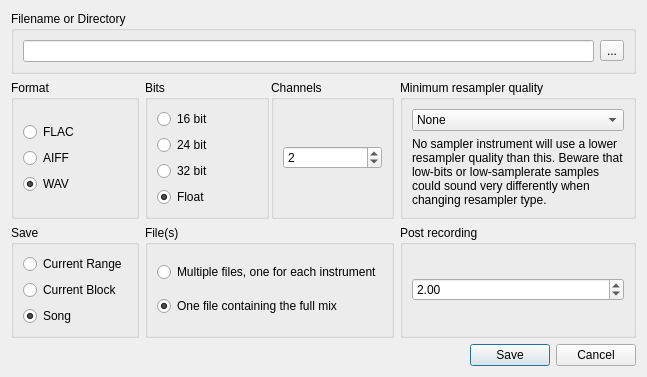
The window that Qt/qt4_soundfilesaver_widget.ui (kmatheussen/radium) describes before a commit, drawn with Qt 5.
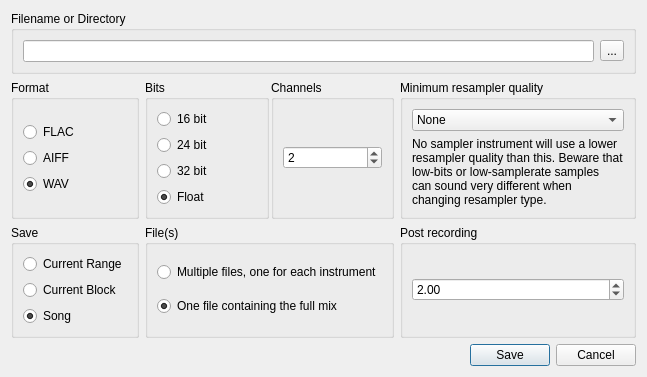
The same window after the commit.

Commit message: Soundfilesaver: "could sound very differently" -> "can sound very different"

Patch:
```diff
--- a/Qt/qt4_soundfilesaver_widget.ui
+++ b/Qt/qt4_soundfilesaver_widget.ui
@@ -7,7 +7,7 @@
     <x>0</x>
     <y>0</y>
     <width>744</width>
-    <height>383</height>
+    <height>385</height>
    </rect>
   </property>
   <property name="sizePolicy">
@@ -130,7 +130,7 @@
            <string>No sampler instrument will use a lower
 resampler quality than this. Beware that
 low-bits or low-samplerate samples
-could sound very differently when
+can sound very different when
 changing resampler type.</string>
           </property>
          </widget>
```
Left out of the diff: 1 changed line with no effect on the pictures.
